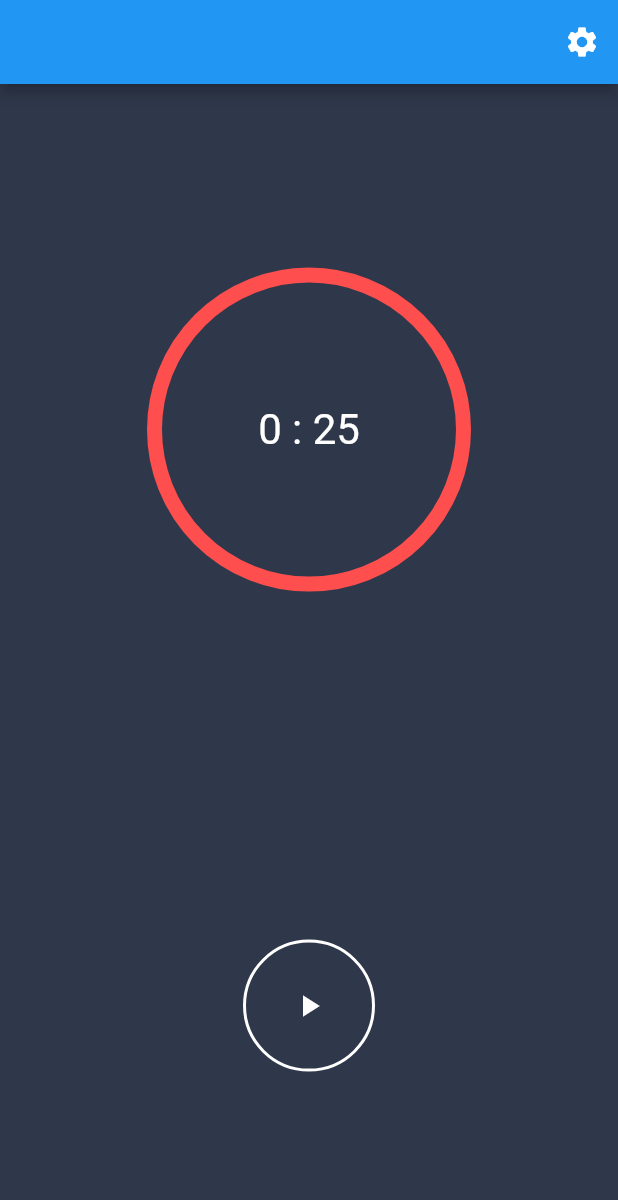
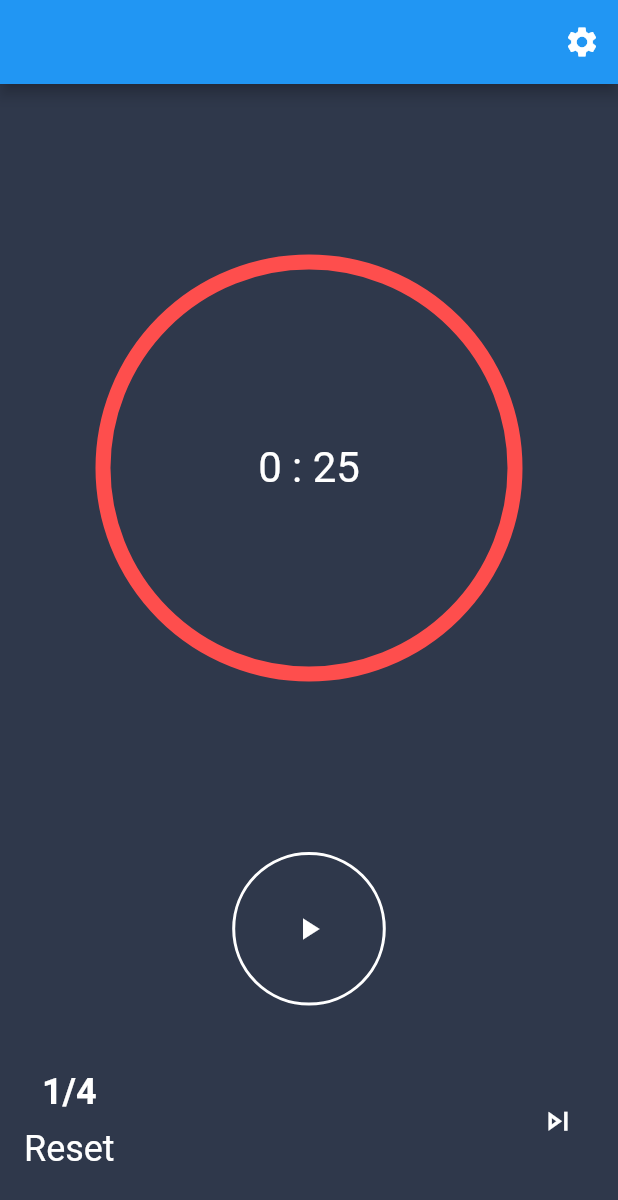
Before and after one commit to tugayabdulla/pomotroid, a Flutter app: the screen it shows after launch, on a phone screen of 412 x 824 dp. Shown: the top 1200 px of the screen. Run offline on Flutter 3.47's test engine with Material 2 defaults, Android fonts, the phone set to English and light mode, and no system bars; our stand-ins replace sprintf.

Commit message:
implemented Mode row

```diff
--- a/lib/main.dart
+++ b/lib/main.dart
@@ -12,7 +12,7 @@ class MyApp extends StatelessWidget {
   @override
   Widget build(BuildContext context) {
     return ChangeNotifierProvider(
-        create: (context) => States(),
+        create: (context) => StatesProvider(),
         child: MaterialApp(
           home: Home(),
         ));
--- a/lib/model/states.dart
+++ b/lib/model/states.dart
@@ -1,11 +1,25 @@
 import 'package:flutter/cupertino.dart';
 
-class States extends ChangeNotifier {
-  Mode focus = Mode(Color(0xFFFE4E4d), 25,"Focus");
+class StatesProvider extends ChangeNotifier {
+  Mode focus = Mode(Color(0xFFFE4E4d), 25, "Focus");
   Mode shortBreak = Mode(Color(0xFF05EB8C), 5, "Short Break");
   Mode longBreak = Mode(Color(0xFF0BBCDA), 15, "Long Break");
 
   int _tracker = 0;
+  int _rounds = 4;
+
+  List<Mode> tasksList = [
+    Mode(Color(0xFFFE4E4d), 25, "Focus"),
+    Mode(Color(0xFF05EB8C), 5, "Short Break"),
+    Mode(Color(0xFFFE4E4d), 25, "Focus"),
+    Mode(Color(0xFF05EB8C), 5, "Short Break"),
+    Mode(Color(0xFFFE4E4d), 25, "Focus"),
+    Mode(Color(0xFF05EB8C), 5, "Short Break"),
+    Mode(Color(0xFFFE4E4d), 25, "Focus"),
+    Mode(Color(0xFF05EB8C), 5, "Short Break"),
+    Mode(Color(0xFF0BBCDA), 15, "Long Break"),
+  ];
+
   void changeFocusDuration(int duration) {
     focus.duration = duration;
   }
@@ -22,25 +36,47 @@ class States extends ChangeNotifier {
     notifyListeners();
   }
 
-  Mode getCurrentMode(){
-    switch(_tracker%3){
-      case 0: return focus;
-      case 1: return shortBreak;
-      case 2: return longBreak;
+  changeRoundCount(int round) {
+    _rounds = round;
+    tasksList = [];
+    for (int i = 0; i < round; i++) {
+      tasksList.add(focus);
+      tasksList.add(shortBreak);
     }
-    throw Exception("aslfoapsklhgakljngm");
+    tasksList.add(longBreak);
   }
 
-  void changeState(){
-    _tracker ++;
+  int get rounds => _rounds;
+
+  int get currentRound {
+    if (_tracker == 2 * _rounds) {
+      return (_tracker / 2).floor();
+    }
+    return (_tracker / 2).floor() + 1;
+  }
+
+  Mode getCurrentMode() => tasksList[_tracker];
+
+  void changeMode() {
+    if (_tracker == 2 * _rounds) {
+      _tracker = -1;
+    }
+    _tracker++;
     notifyListeners();
   }
 
+  void reset() {
+    _tracker = 0;
+    notifyListeners();
+  }
 }
+
+
 
 class Mode {
   Color color;
   int duration;
   String text;
-  Mode(this.color, this.duration,this.text);
+
+  Mode(this.color, this.duration, this.text);
 }
--- a/lib/pages/homepage.dart
+++ b/lib/pages/homepage.dart
@@ -17,6 +17,7 @@ class _HomeState extends State<Home> {
 
   int timeLeft = 25;
   bool isPaused = true;
+  StatesProvider statesProvider;
 
   void startTimer() {
     _timer = Timer.periodic(
@@ -25,10 +26,8 @@ class _HomeState extends State<Home> {
         () {
           timeLeft--;
           if (timeLeft == 0) {
-            Provider.of<States>(context, listen: false).changeState();
-            timeLeft = Provider.of<States>(context, listen: false)
-                .getCurrentMode()
-                .duration;
+            statesProvider.changeMode();
+            timeLeft = statesProvider.getCurrentMode().duration;
           }
         },
       ),
@@ -37,7 +36,7 @@ class _HomeState extends State<Home> {
 
   @override
   void initState() {
-    // startTimer();
+    statesProvider = Provider.of<StatesProvider>(context, listen: false);
     super.initState();
   }
 
@@ -52,18 +51,25 @@ class _HomeState extends State<Home> {
 
   @override
   Widget build(BuildContext context) {
+    print('build');
     return Scaffold(
         backgroundColor: Color(0xff2f384b),
-        appBar: AppBar(actions: [
-          IconButton(icon: Icon(Icons.settings), onPressed: (){
-            Navigator.of(context).push(MaterialPageRoute(builder: (context)=>Settings()));
-          })
-        ],),
-        body: Center(
+        appBar: AppBar(
+          actions: [
+            IconButton(
+                icon: Icon(Icons.settings),
+                onPressed: () {
+                  Navigator.of(context).push(
+                      MaterialPageRoute(builder: (context) => Settings()));
+                })
+          ],
+        ),
+        body: Container(
           child: Column(
+            crossAxisAlignment: CrossAxisAlignment.stretch,
             children: [
               Expanded(
-                flex: 3,
+                flex: 10,
                 child: CountdownIndicator(timeLeft: timeLeft),
               ),
               Expanded(
@@ -86,6 +92,61 @@ class _HomeState extends State<Home> {
                   },
                 ),
               ),
+              Expanded(
+                flex: 3,
+                child: Padding(
+                  padding: const EdgeInsets.all(16.0),
+                  child: Row(
+                    // mainAxisAlignment: MainAxisAlignment.center,
+                    mainAxisAlignment: MainAxisAlignment.spaceBetween,
+                    children: <Widget>[
+                      Column(
+                        mainAxisAlignment: MainAxisAlignment.center,
+                        children: <Widget>[
+                          Text(
+                            "${statesProvider.currentRound}/${statesProvider.rounds}",
+                            style: TextStyle(
+                                color: Colors.white,
+                                fontSize: 24,
+                                fontWeight: FontWeight.bold),
+                          ),
+                          SizedBox(
+                            height: 10,
+                          ),
+                          InkWell(
+                            onTap: () {
+                              setState(() {
+                                statesProvider.reset();
+                                timeLeft = statesProvider.focus.duration;
+                                isPaused = false;
+                                _onButtonClicked();
+                              });
+                            },
+                            child: Text(
+                              "Reset",
+                              style:
+                                  TextStyle(color: Colors.white, fontSize: 24),
+                            ),
+                          )
+                        ],
+                      ),
+                      IconButton(
+                          icon: Icon(
+                            Icons.skip_next_outlined,
+                            color: Colors.white,
+                            size: 25,
+                          ),
+                          onPressed: () {
+                            setState(() {
+                              statesProvider.changeMode();
+                              timeLeft =
+                                  statesProvider.getCurrentMode().duration;
+                            });
+                          })
+                    ],
+                  ),
+                ),
+              )
             ],
           ),
         ));
--- a/lib/widgets/countdown_indicator.dart
+++ b/lib/widgets/countdown_indicator.dart
@@ -16,13 +16,14 @@ class CountdownIndicator extends StatelessWidget {
 
   @override
   Widget build(BuildContext context) {
-    return Consumer<States>(builder: (_, a, child) {
+    print("build - countdown");
+    return Consumer<StatesProvider>(builder: (_, a, child) {
       return Stack(
         alignment: Alignment.center,
         children: <Widget>[
           Container(
-            width: MediaQuery.of(context).size.width / 2,
-            height: MediaQuery.of(context).size.width / 2,
+            width: MediaQuery.of(context).size.width / 1.5,
+            height: MediaQuery.of(context).size.width / 1.5,
             margin: EdgeInsets.all(15.0),
             child: CustomPaint(
               painter: Progress(a.getCurrentMode().color, timeLeft / a.getCurrentMode().duration),
```
Also changed, not shown: lib/pages/settings.dart (+62 -11 lines).
